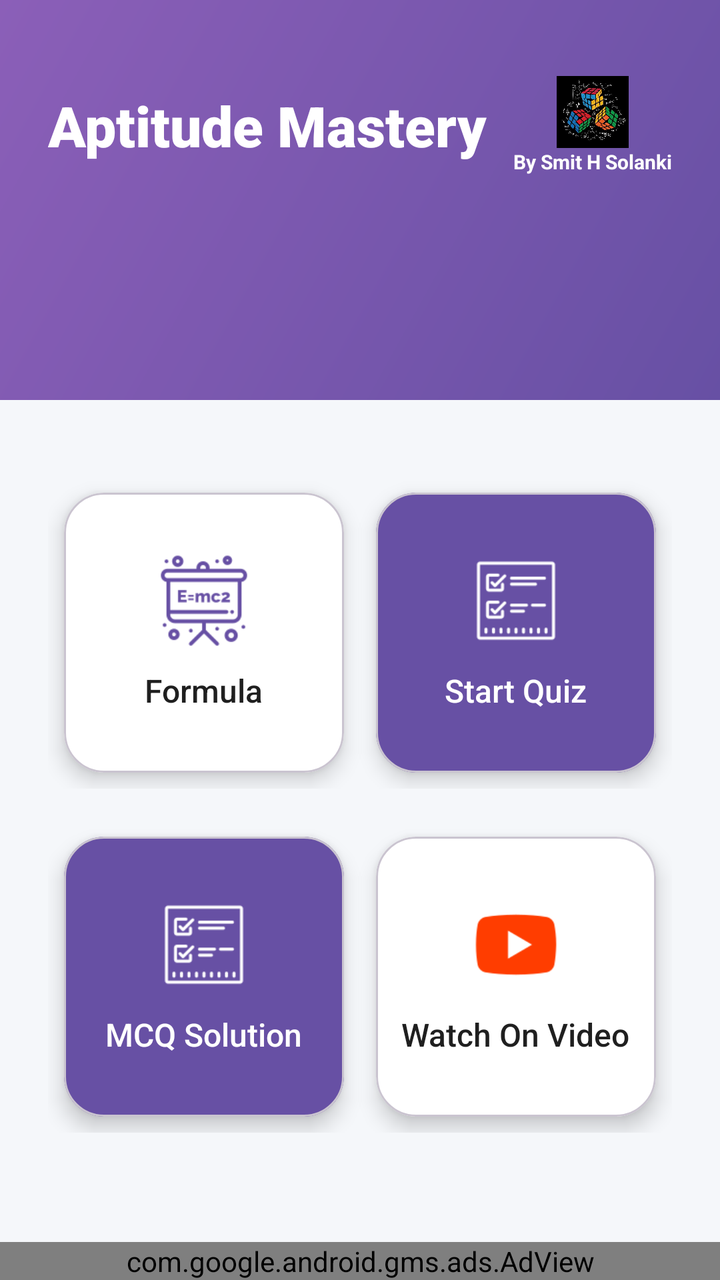
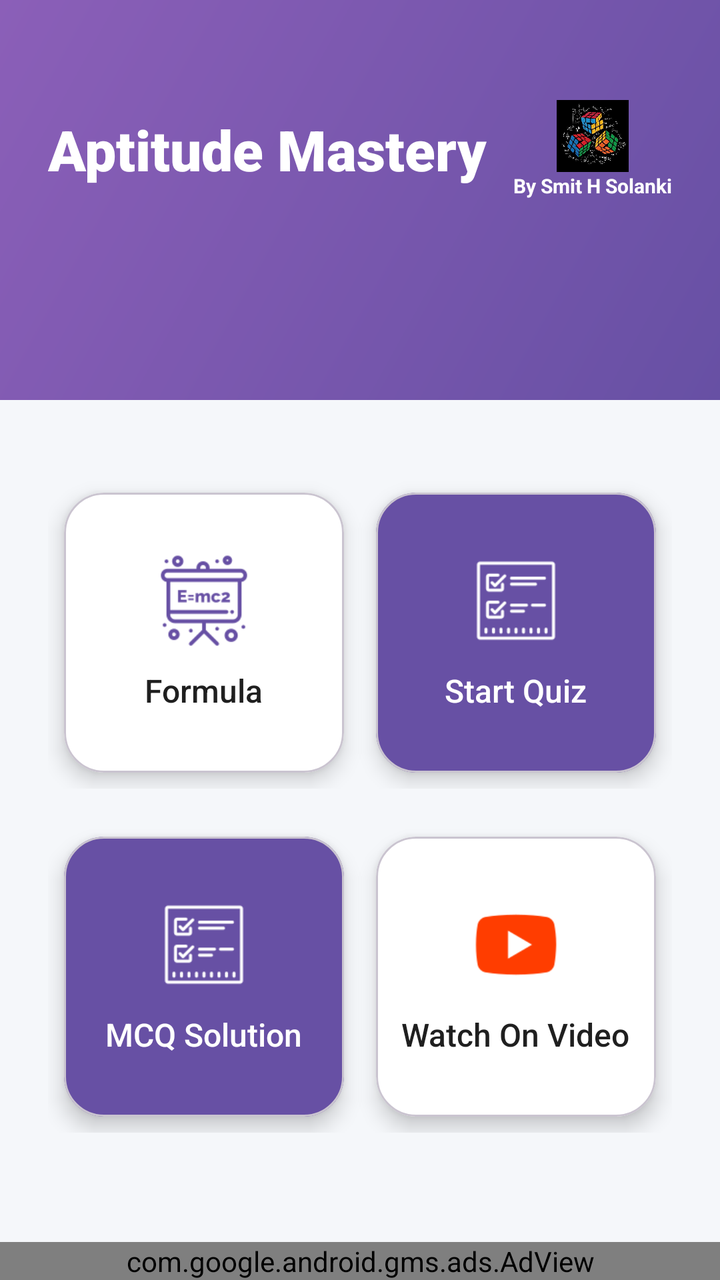

Before-and-after screenshots of an Android layout around one commit, followed by the original layout XML and the change that was made.
<!-- AndroidManifest.xml: application theme Theme.Aptitude -->
<!-- res/layout/activity_dashboard.xml -->
<?xml version="1.0" encoding="utf-8"?>
<androidx.constraintlayout.widget.ConstraintLayout
    xmlns:android="http://schemas.android.com/apk/res/android"
    xmlns:app="http://schemas.android.com/apk/res-auto"
    xmlns:tools="http://schemas.android.com/tools"
    android:layout_width="match_parent"
    android:layout_height="match_parent"
    android:background="#F5F7FA"
    android:layout_gravity="center"
    tools:context=".MainActivity">

    
    <View
        android:id="@+id/headerBackground"
        android:layout_width="match_parent"
        android:layout_height="200dp"
        android:background="@drawable/header_gradient_smooth"
        app:layout_constraintTop_toTopOf="parent" />

    
    <LinearLayout
        android:layout_width="match_parent"
        android:layout_height="wrap_content"
        android:orientation="horizontal"
        android:gravity="center_vertical"
        android:paddingStart="24dp"
        android:paddingEnd="24dp"
        android:layout_marginTop="38dp"
        app:layout_constraintTop_toTopOf="parent">

        <TextView
            android:id="@+id/titleText"
            android:layout_width="0dp"
            android:layout_height="wrap_content"
            android:layout_weight="1"
            android:text="Aptitude Mastery"
            android:textColor="#FFFFFF"
            android:textSize="28sp"
            android:fontFamily="sans-serif-black" />

        <LinearLayout
            android:id="@+id/devBranding"
            android:layout_width="wrap_content"
            android:layout_height="wrap_content"
            android:orientation="vertical"
            android:gravity="center">

            <ImageView
                android:layout_width="36dp"
                android:layout_height="36dp"
                android:src="@drawable/logo"
                android:contentDescription="Developer Logo" />

            <TextView
                android:layout_width="wrap_content"
                android:layout_height="wrap_content"
                android:text="By Smit H Solanki"
                android:textColor="#FFFFFF"
                android:textSize="10sp"
                android:textStyle="bold" />
        </LinearLayout>
    </LinearLayout>

    <LinearLayout
        android:id="@+id/linearLayout"
        android:layout_width="match_parent"
        android:layout_height="0dp"
        android:orientation="vertical"
        android:padding="16dp"
        android:gravity="center"
        app:layout_constraintBottom_toTopOf="@+id/adView"
        app:layout_constraintEnd_toEndOf="parent"
        app:layout_constraintStart_toStartOf="parent"
        app:layout_constraintTop_toBottomOf="@+id/headerBackground">

        
        <LinearLayout xmlns:android="http://schemas.android.com/apk/res/android"
            xmlns:app="http://schemas.android.com/apk/res-auto"
            android:layout_width="match_parent"
            android:layout_height="wrap_content"
            android:orientation="vertical"
            android:padding="8dp">

            <LinearLayout
                android:layout_width="match_parent"
                android:layout_height="wrap_content"
                android:layout_marginBottom="16dp"
                android:orientation="horizontal"
                android:weightSum="2">

                <com.google.android.material.card.MaterialCardView
                    android:id="@+id/btnFormulaOption"
                    android:layout_width="0dp"
                    android:layout_height="140dp"
                    android:layout_margin="8dp"
                    android:layout_weight="1"
                    android:clickable="true"
                    android:focusable="true"
                    android:foreground="?attr/selectableItemBackground"
                    app:cardBackgroundColor="#FFFFFF"
                    app:cardCornerRadius="20dp"
                    app:cardElevation="6dp">

                    <LinearLayout
                        android:layout_width="match_parent"
                        android:layout_height="match_parent"
                        android:gravity="center"
                        android:orientation="vertical"
                        android:padding="12dp">

                        <ImageView
                            android:layout_width="48dp"
                            android:layout_height="48dp"
                            android:contentDescription="Formula Icon"
                            android:src="@drawable/formula_icon"
                            app:tint="#6750A4" />

                        <TextView
                            android:layout_width="wrap_content"
                            android:layout_height="wrap_content"
                            android:layout_marginTop="10dp"
                            android:fontFamily="sans-serif-medium"
                            android:text="Formula"
                            android:textColor="#1F1F1F"
                            android:textSize="16sp" />
                    </LinearLayout>
                </com.google.android.material.card.MaterialCardView>

                <com.google.android.material.card.MaterialCardView
                    android:id="@+id/btnQuizOption"
                    android:layout_width="0dp"
                    android:layout_height="140dp"
                    android:layout_margin="8dp"
                    android:layout_weight="1"
                    android:clickable="true"
                    android:focusable="true"
                    android:foreground="?attr/selectableItemBackground"
                    app:cardBackgroundColor="#6750A4"
                    app:cardCornerRadius="20dp"
                    app:cardElevation="6dp">

                    <LinearLayout
                        android:layout_width="match_parent"
                        android:layout_height="match_parent"
                        android:gravity="center"
                        android:orientation="vertical"
                        android:padding="12dp">

                        <ImageView
                            android:layout_width="48dp"
                            android:layout_height="48dp"
                            android:contentDescription="Start Quiz Icon"
                            android:src="@drawable/start_quiz_icon"
                            app:tint="#FFFFFF" />

                        <TextView
                            android:layout_width="wrap_content"
                            android:layout_height="wrap_content"
                            android:layout_marginTop="10dp"
                            android:fontFamily="sans-serif-medium"
                            android:text="Start Quiz"
                            android:textColor="#FFFFFF"
                            android:textSize="16sp" />
                    </LinearLayout>
                </com.google.android.material.card.MaterialCardView>
            </LinearLayout>

            <LinearLayout
                android:layout_width="match_parent"
                android:layout_height="wrap_content"
                android:layout_marginBottom="16dp"
                android:orientation="horizontal"
                android:weightSum="2">

                <com.google.android.material.card.MaterialCardView
                    android:id="@+id/btnMCQSolutionOption"
                    android:layout_width="0dp"
                    android:layout_height="140dp"
                    android:layout_margin="8dp"
                    android:layout_weight="1"
                    android:clickable="true"
                    android:focusable="true"
                    android:foreground="?attr/selectableItemBackground"
                    app:cardBackgroundColor="#6750A4"
                    app:cardCornerRadius="20dp"
                    app:cardElevation="6dp">

                    <LinearLayout
                        android:layout_width="match_parent"
                        android:layout_height="match_parent"
                        android:gravity="center"
                        android:orientation="vertical"
                        android:padding="12dp">

                        <ImageView
                            android:layout_width="48dp"
                            android:layout_height="48dp"
                            android:contentDescription="MCQ Icon"
                            android:src="@drawable/start_quiz_icon"
                            app:tint="#FFFFFF" />

                        <TextView
                            android:layout_width="wrap_content"
                            android:layout_height="wrap_content"
                            android:layout_marginTop="10dp"
                            android:fontFamily="sans-serif-medium"
                            android:text="MCQ Solution"
                            android:textColor="#FFFFFF"
                            android:textSize="16sp" />
                    </LinearLayout>
                </com.google.android.material.card.MaterialCardView>

                <com.google.android.material.card.MaterialCardView
                    android:id="@+id/youtubeButton"
                    android:layout_width="0dp"
                    android:layout_height="140dp"
                    android:layout_margin="8dp"
                    android:layout_weight="1"
                    android:clickable="true"
                    android:focusable="true"
                    android:foreground="?attr/selectableItemBackground"
                    app:cardBackgroundColor="#FFFFFF"
                    app:cardCornerRadius="20dp"
                    app:cardElevation="6dp">

                    <LinearLayout
                        android:layout_width="match_parent"
                        android:layout_height="match_parent"
                        android:gravity="center"
                        android:orientation="vertical"
                        android:padding="12dp">

                        <ImageView
                            android:layout_width="48dp"
                            android:layout_height="48dp"
                            android:contentDescription="YouTube Icon"
                            android:src="@drawable/youtube_icon"/>

                        <TextView
                            android:layout_width="wrap_content"
                            android:layout_height="wrap_content"
                            android:layout_marginTop="10dp"
                            android:fontFamily="sans-serif-medium"
                            android:text="Watch On Video"
                            android:textColor="#1F1F1F"
                            android:textSize="16sp" />
                    </LinearLayout>
                </com.google.android.material.card.MaterialCardView>
            </LinearLayout>
        </LinearLayout>

        

















    </LinearLayout>

    
    <com.google.android.gms.ads.AdView
        android:id="@+id/adView"
        android:layout_width="match_parent"
        android:layout_height="wrap_content"
        android:layout_alignParentBottom="true"
        app:adSize="BANNER"
        app:adUnitId="ca-app-pub-6920326538569130/1677588600"
        app:layout_constraintBottom_toBottomOf="parent"
        app:layout_constraintEnd_toEndOf="parent"
        app:layout_constraintStart_toStartOf="parent" />

</androidx.constraintlayout.widget.ConstraintLayout>
<!-- resources referenced by this layout -->
<resources>
  <!-- drawable formula_icon: png bitmap (drawable, 3272 bytes) -->
  <!-- drawable header_gradient_smooth (drawable) -->
  <?xml version="1.0" encoding="utf-8"?>
  <shape xmlns:android="http://schemas.android.com/apk/res/android">
      <gradient
          android:type="linear"
          android:angle="135"
          android:startColor="#6750A4"
          android:endColor="#8B5FB8" />
  </shape>
  <!-- drawable logo: png bitmap (drawable, 368229 bytes) -->
  <!-- drawable start_quiz_icon: png bitmap (drawable, 1867 bytes) -->
  <!-- drawable youtube_icon: png bitmap (drawable, 1402 bytes) -->
  <style name="Theme.Aptitude" parent="Base.Theme.Aptitude" />
  <style name="Base.Theme.Aptitude" parent="Theme.Material3.DayNight.NoActionBar">
          
          
      </style>
</resources>

<!-- the commit's change to res/layout/activity_dashboard.xml (unified diff, before → after) -->
@@ -25,7 +25,7 @@
         android:gravity="center_vertical"
         android:paddingStart="24dp"
         android:paddingEnd="24dp"
-        android:layout_marginTop="38dp"
+        android:layout_marginTop="50dp"
         app:layout_constraintTop_toTopOf="parent">
 
         <TextView
@@ -74,7 +74,8 @@
         app:layout_constraintTop_toBottomOf="@+id/headerBackground">
 
         
-        <LinearLayout xmlns:android="http://schemas.android.com/apk/res/android"
+        <LinearLayout
+            xmlns:android="http://schemas.android.com/apk/res/android"
             xmlns:app="http://schemas.android.com/apk/res-auto"
             android:layout_width="match_parent"
             android:layout_height="wrap_content"
@@ -248,24 +249,6 @@
                 </com.google.android.material.card.MaterialCardView>
             </LinearLayout>
         </LinearLayout>
-
-        
-
-
-
-
-
-
-
-
-
-
-
-
-
-
-
-
 
     </LinearLayout>
 
